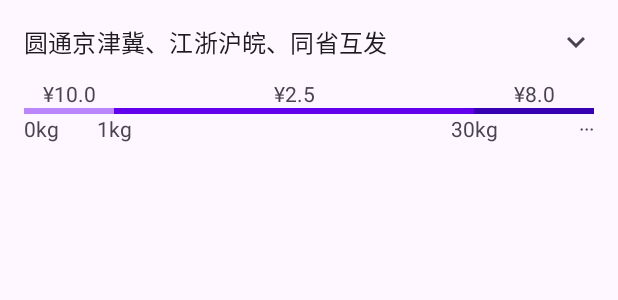
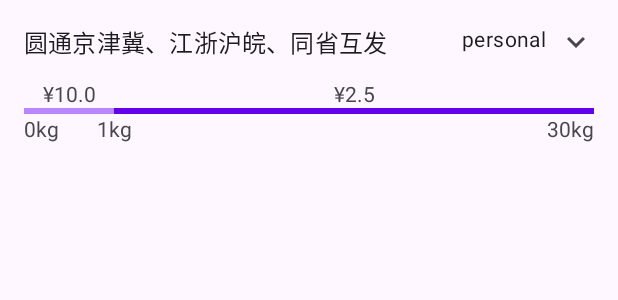
Before and after one commit to Airomeo/CDMS, an Android app: the layout item_channel.xml on its own in the app's theme, with its tools: preview values and no code run, on a phone screen of 412 x 824 dp. Shown: the top 300 px of the screen. Run offline under Robolectric (Android 15) with nearby library versions, the phone set to English and light mode, and no system bars.

Commit message:
Dev: 修复显示个人渠道价格

```diff
--- a/app/src/main/java/app/i/cdms/Constant.kt
+++ b/app/src/main/java/app/i/cdms/Constant.kt
@@ -51,10 +51,13 @@ object Constant {
     const val API_ADD_PRICE = "$API/wl/home/addPrice"
     const val API_EDIT_PRICE = "$API/wl/home/editPrice"
     const val API_REMOVE_PRICE = "$API/wl/home/removePrice"
-    const val API_MY_PRICE = "$API/wl/home/myPrice"
     const val API_TRANSFER = "$API/wl/userAccount/transfer"
     const val API_NOTICE = "$API/system/notice/list"
     const val API_ORDER_COUNT = "$API/wl/home/getUserOrderCount"
+    const val API_GET_CHILDREN_PRICE_BY_CHANNEL =
+        "$API/logistics/userChannelPrice/getChildrenPriceByChannel"
+    const val API_CUSTOMER_CHANNEL = "$API/wl/home/selfCustomer"
+    const val API_CUSTOMER_CHANNEL_DETAIL = "$API/wl/home/selfCustomerDetail"
 
     private const val API_TCB_BASE =
         "https://i-7g9v864y639e8b0a-1256871713.ap-shanghai.app.tcloudbase.com/express"
--- a/app/src/main/res/layout/item_channel.xml
+++ b/app/src/main/res/layout/item_channel.xml
@@ -13,10 +13,20 @@
         android:layout_height="wrap_content"
         android:text="圆通京津冀、江浙沪皖、同省互发"
         android:textAppearance="@style/TextAppearance.Material3.TitleMedium"
-        app:layout_constraintEnd_toEndOf="parent"
+        app:layout_constraintEnd_toStartOf="@id/customerType"
         app:layout_constraintStart_toStartOf="parent"
         app:layout_constraintTop_toTopOf="parent" />
 
+    <TextView
+        android:id="@+id/customerType"
+        android:layout_width="wrap_content"
+        android:layout_height="wrap_content"
+        android:layout_marginEnd="8dp"
+        android:text="personal"
+        android:textAppearance="@style/TextAppearance.Material3.BodyMedium"
+        app:layout_constraintEnd_toStartOf="@id/actionDown"
+        app:layout_constraintStart_toEndOf="@id/channelName"
+        app:layout_constraintTop_toTopOf="parent" />
     <!--    todo checkbox animation-->
     <ImageView
         android:id="@+id/actionDown"
@@ -46,15 +56,6 @@
         app:layout_constraintEnd_toEndOf="@id/view2"
         app:layout_constraintStart_toStartOf="@id/view2" />
 
-    <TextView
-        android:id="@+id/limitAddPrice"
-        android:layout_width="wrap_content"
-        android:layout_height="wrap_content"
-        android:text="¥8.0"
-        app:layout_constraintBottom_toTopOf="@id/view3"
-        app:layout_constraintEnd_toEndOf="@id/view3"
-        app:layout_constraintStart_toStartOf="@id/view3" />
-
     <View
         android:id="@+id/view"
         android:layout_width="60dp"
@@ -72,21 +73,9 @@
         android:layout_height="4dp"
         android:background="@color/purple_500"
         app:layout_constraintBottom_toBottomOf="@+id/view"
-        app:layout_constraintEnd_toStartOf="@+id/view3"
-        app:layout_constraintHorizontal_bias="0.5"
+        app:layout_constraintEnd_toEndOf="parent"
         app:layout_constraintStart_toEndOf="@+id/view"
         app:layout_constraintTop_toTopOf="@+id/view" />
-
-    <View
-        android:id="@+id/view3"
-        android:layout_width="80dp"
-        android:layout_height="4dp"
-        android:background="@color/purple_700"
-        app:layout_constraintBottom_toBottomOf="@+id/view2"
-        app:layout_constraintEnd_toEndOf="parent"
-        app:layout_constraintHorizontal_bias="0.5"
-        app:layout_constraintStart_toEndOf="@+id/view2"
-        app:layout_constraintTop_toTopOf="@+id/view2" />
 
     <TextView
         android:id="@+id/zero"
@@ -111,15 +100,6 @@
         android:layout_height="wrap_content"
         android:text="30kg"
         app:layout_constraintEnd_toEndOf="@+id/view2"
-        app:layout_constraintStart_toStartOf="@id/view3"
-        app:layout_constraintTop_toBottomOf="@+id/view3" />
-
-    <TextView
-        android:id="@+id/more"
-        android:layout_width="wrap_content"
-        android:layout_height="wrap_content"
-        android:text="···"
-        app:layout_constraintEnd_toEndOf="@+id/view3"
-        app:layout_constraintTop_toBottomOf="@+id/view3" />
+        app:layout_constraintTop_toBottomOf="@+id/view2" />
 
 </androidx.constraintlayout.widget.ConstraintLayout>
```
Also changed, not shown: app/src/main/java/app/i/cdms/api/ApiService.kt (+16 -6 lines), app/src/main/java/app/i/cdms/data/model/Block.kt (added, +15 -0 lines), app/src/main/java/app/i/cdms/data/model/ChannelDetail.kt (added, +27 -0 lines), app/src/main/java/app/i/cdms/data/model/CostPrice.kt (added, +13 -0 lines), app/src/main/java/app/i/cdms/data/model/CustomerChannel.kt (added, +51 -0 lines), app/src/main/java/app/i/cdms/data/model/CustomerChannelResult.kt (added, +17 -0 lines), app/src/main/java/app/i/cdms/data/model/UserChannelConfig.kt (added, +27 -0 lines), app/src/main/java/app/i/cdms/data/source/remote/main/MainDataSource.kt (+14 -1 lines), app/src/main/java/app/i/cdms/repository/main/MainRepository.kt (+13 -1 lines), app/src/main/java/app/i/cdms/ui/channel/ChannelFragment.kt (+5 -17 lines), app/src/main/java/app/i/cdms/ui/channel/ChannelRecyclerViewAdapter.kt (+16 -10 lines), app/src/main/java/app/i/cdms/ui/channel/ChannelViewModel.kt (+39 -36 lines).
